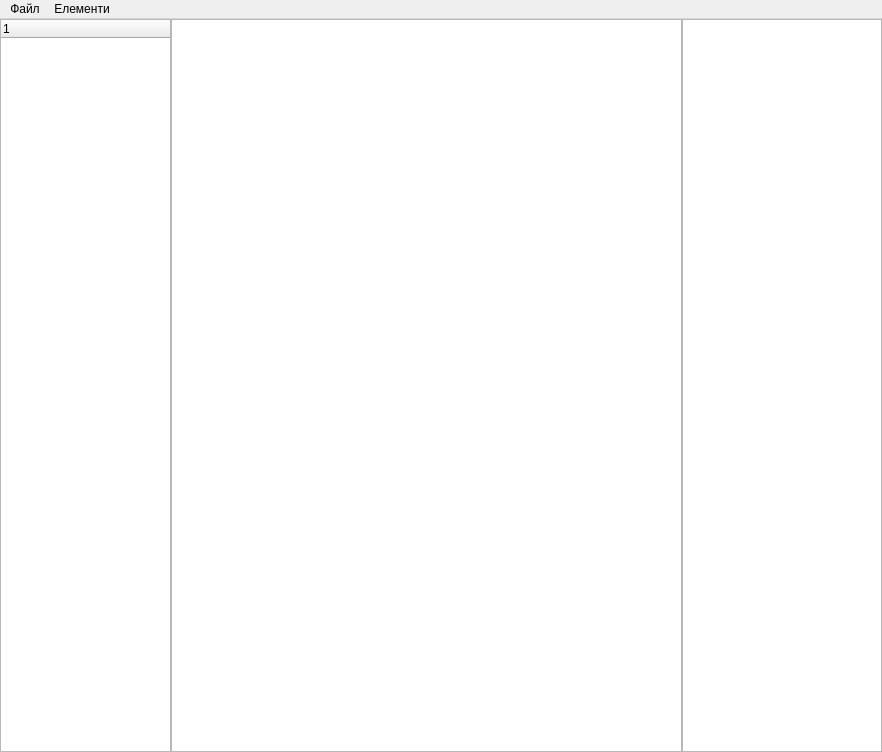
This is mainwindow.ui in nazarlamer/Painting as Qt 5 draws it before an edit. The edited form follows.
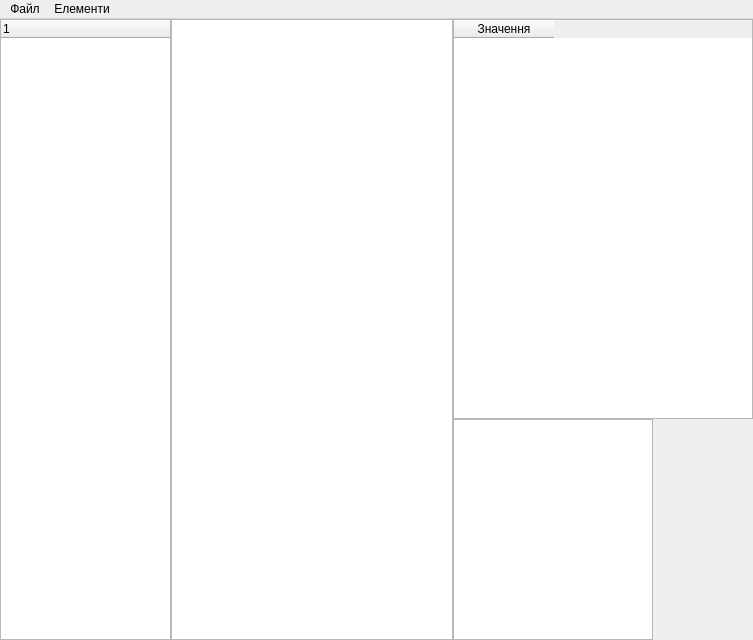
This is the edited form. Custom widgets are drawn as their Qt base class.

Commit message: add files giproperty. code class

Diff of the .ui file:
```diff
--- a/mainwindow.ui
+++ b/mainwindow.ui
@@ -6,8 +6,8 @@
    <rect>
     <x>0</x>
     <y>0</y>
-    <width>882</width>
-    <height>752</height>
+    <width>753</width>
+    <height>640</height>
    </rect>
   </property>
   <property name="windowTitle">
@@ -75,6 +75,35 @@
          </widget>
         </item>
         <item>
+         <layout class="QVBoxLayout" name="verticalLayout_3" stretch="0,0">
+          <property name="spacing">
+           <number>0</number>
+          </property>
+          <property name="sizeConstraint">
+           <enum>QLayout::SetDefaultConstraint</enum>
+          </property>
+          <item>
+           <widget class="QTableWidget" name="tWProperty">
+            <property name="minimumSize">
+             <size>
+              <width>300</width>
+              <height>400</height>
+             </size>
+            </property>
+            <property name="maximumSize">
+             <size>
+              <width>300</width>
+              <height>400</height>
+             </size>
+            </property>
+            <column>
+             <property name="text">
+              <string>Значення</string>
+             </property>
+            </column>
+           </widget>
+          </item>
+          <item>
          <widget class="QTableWidget" name="tableWidget">
           <property name="sizePolicy">
            <sizepolicy hsizetype="Expanding" vsizetype="Expanding">
@@ -106,26 +135,6 @@
       </item>
      </layout>
     </item>
-    <item>
-     <layout class="QHBoxLayout" name="horizontalLayout">
-      <property name="spacing">
-       <number>0</number>
-      </property>
-      <property name="sizeConstraint">
-       <enum>QLayout::SetDefaultConstraint</enum>
-      </property>
-      <property name="leftMargin">
-       <number>0</number>
-      </property>
-      <property name="topMargin">
-       <number>0</number>
-      </property>
-      <property name="rightMargin">
-       <number>0</number>
-      </property>
-      <property name="bottomMargin">
-       <number>0</number>
-      </property>
      </layout>
     </item>
    </layout>
@@ -135,7 +144,7 @@
     <rect>
      <x>0</x>
      <y>0</y>
-     <width>882</width>
+     <width>753</width>
      <height>18</height>
     </rect>
    </property>
```
Lines whose indentation alone changed are shown as unchanged. The commit also changes 6 other files.
